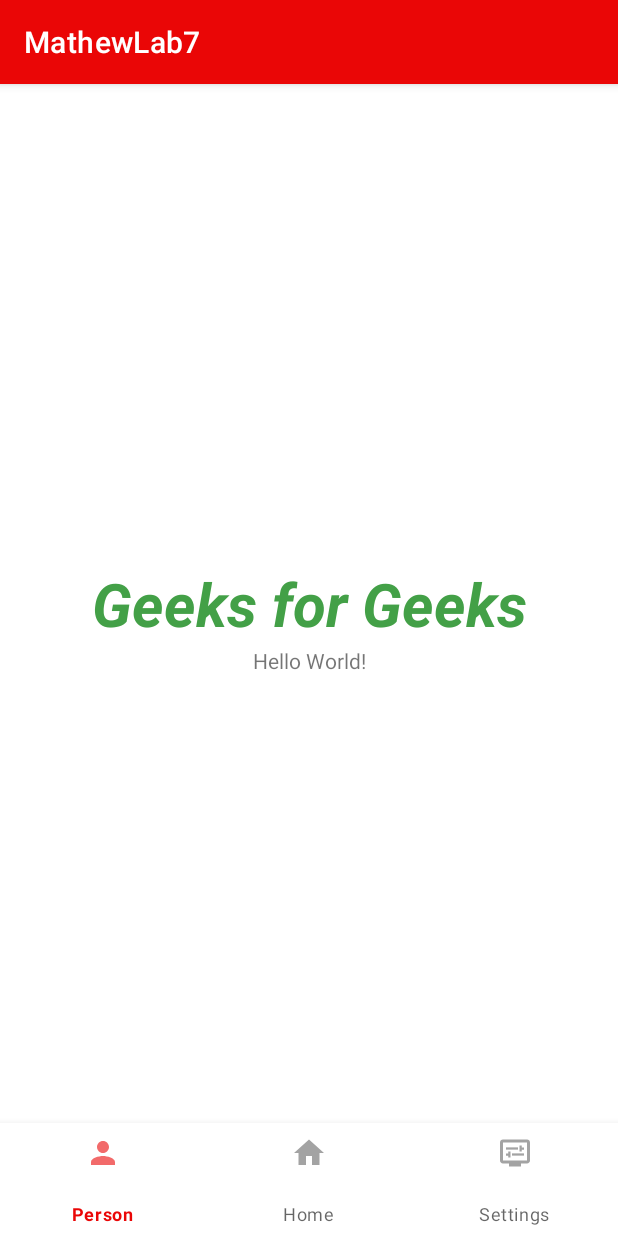
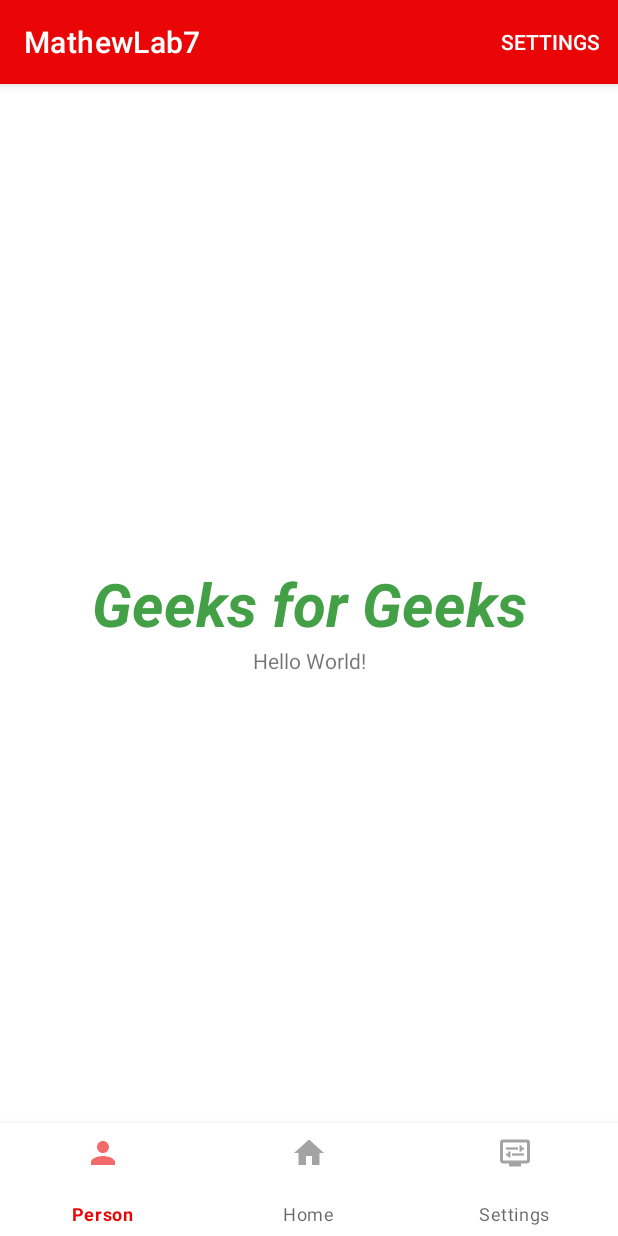
Before and after one commit to MathewAnderson6706/MathewAndersonLab7, an Android app: the screen it shows after launch (AndersonActivity7), on a phone screen of 412 x 824 dp. Run offline under Robolectric (Android 15) with nearby library versions, the phone set to English and light mode, and no system bars.

Commit message:
-Added button on toolbar -Added menu button on there

```diff
--- a/MathewModule7/src/main/java/mathew/anderson/n01436706/AndersonActivity7.java
+++ b/MathewModule7/src/main/java/mathew/anderson/n01436706/AndersonActivity7.java
@@ -4,6 +4,8 @@ import androidx.annotation.NonNull;
 import androidx.appcompat.app.AppCompatActivity;
 
 import android.os.Bundle;
+import android.view.Menu;
+import android.view.MenuInflater;
 import android.view.MenuItem;
 
 import com.google.android.material.bottomnavigation.BottomNavigationView;
@@ -25,6 +27,23 @@ public class AndersonActivity7 extends AppCompatActivity implements NavigationBa
                 .setOnItemSelectedListener(this);
         bottomNavigationView.setSelectedItemId(R.id.person);
     }
+
+    @Override
+    public boolean onCreateOptionsMenu(Menu menu) {
+        MenuInflater inflater = getMenuInflater();
+        inflater.inflate(R.menu.toolbar_menu, menu);
+        return true;
+    }
+
+    @Override
+    public boolean onOptionsItemSelected(MenuItem item) {
+        int id = item.getItemId();
+        if (id == R.id.real_settings) {
+            return true;
+        }
+        return super.onOptionsItemSelected(item);
+    }
+
     FirstFragment firstFragment = new FirstFragment();
     SecondFragment secondFragment = new SecondFragment();
     ThirdFragment thirdFragment = new ThirdFragment();
--- a/MathewModule7/src/main/res/menu/bottom_nav_menu.xml
+++ b/MathewModule7/src/main/res/menu/bottom_nav_menu.xml
@@ -1,5 +1,6 @@
 <?xml version="1.0" encoding="utf-8"?>
-<menu xmlns:android="http://schemas.android.com/apk/res/android">
+<menu xmlns:app="http://schemas.android.com/apk/res-auto"
+    xmlns:android="http://schemas.android.com/apk/res/android">
     <item
         android:id="@+id/person"
         android:title="Person"
--- /dev/null
+++ b/MathewModule7/src/main/res/menu/toolbar_menu.xml
@@ -0,0 +1,10 @@
+<?xml version="1.0" encoding="utf-8"?>
+<menu xmlns:app="http://schemas.android.com/apk/res-auto"
+    xmlns:android="http://schemas.android.com/apk/res/android">
+
+    <item
+        android:id="@+id/real_settings"
+        android:title="Settings"
+        app:showAsAction="always">
+    </item>
+</menu>
```
